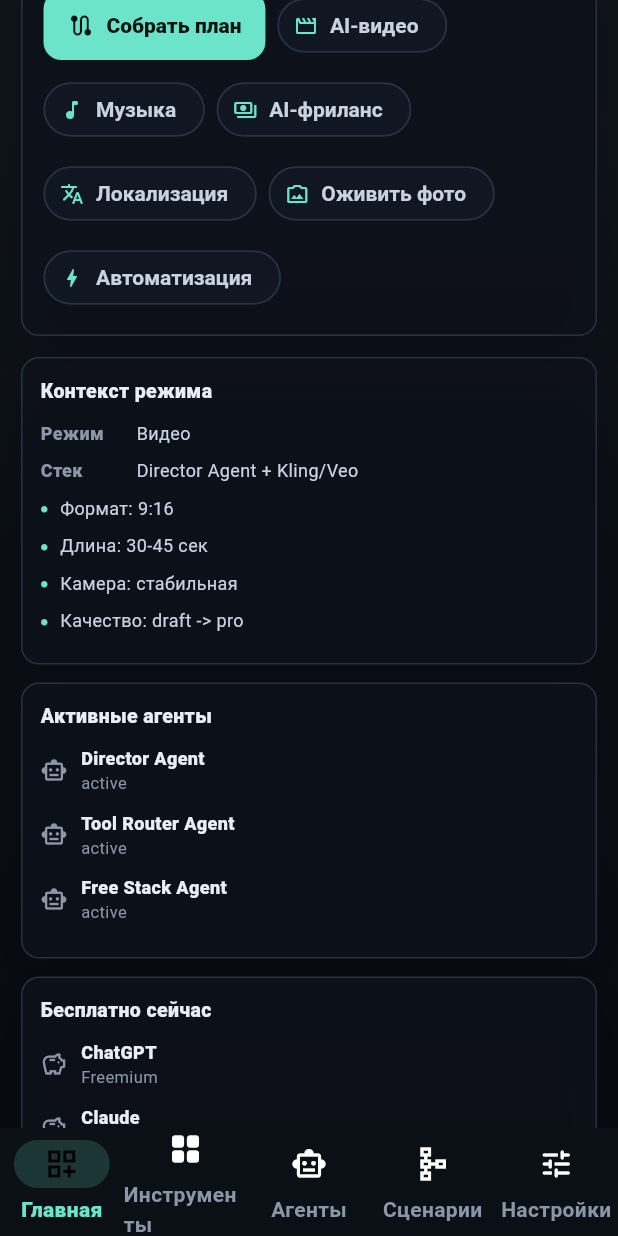
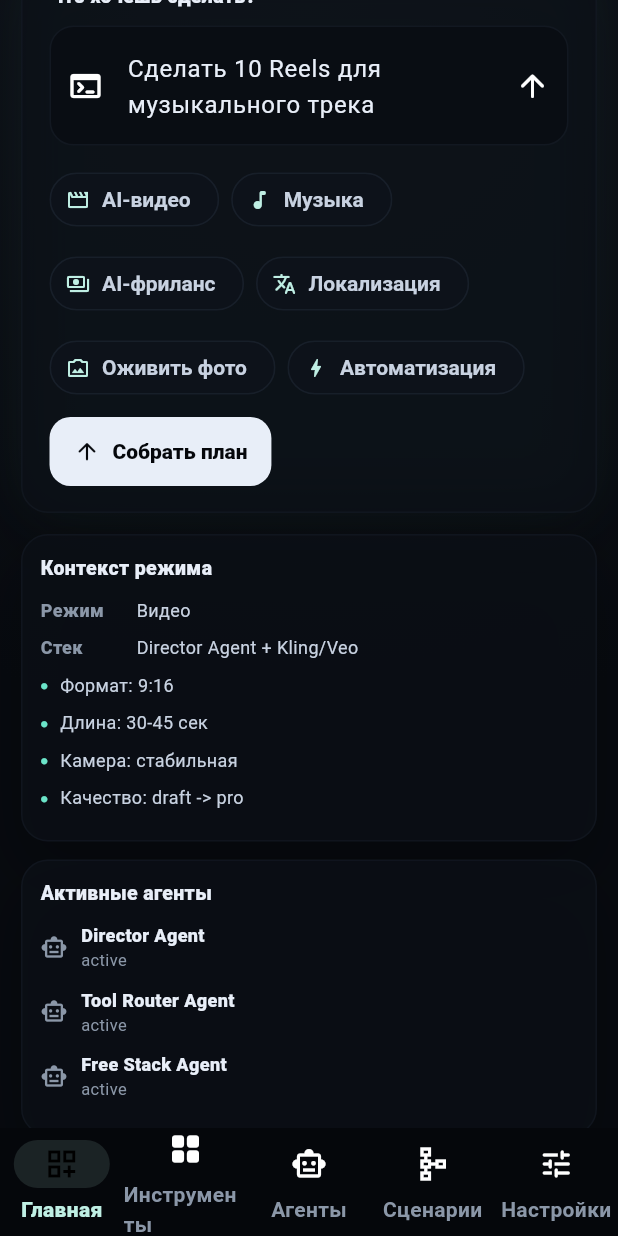
Before and after one commit to Ver-Dikt/ai_operator-os, a Flutter app: the screen it shows after launch, scrolled down 1152 dp, after a tap on "Собрать план", on a phone screen of 412 x 824 dp. Run offline on Flutter 3.47's test engine with Material 3 defaults, Android fonts, the phone set to English and light mode, and no system bars; our stand-ins replace shared_preferences; Roboto replaces fonts that are missing (Segoe UI).

Commit message:
Polish premium workstation visual UX

```diff
--- a/lib/src/screens/command_center_screen.dart
+++ b/lib/src/screens/command_center_screen.dart
@@ -12,41 +12,53 @@ import '../services/router_service.dart';
 import '../state/app_settings.dart';
 import '../widgets/chips/status_badge.dart';
 
-enum _WorkMode { video, design, audio, research, automation }
+enum _WorkMode { agents, video, design, audio, research, automation, toolkit }
 
 extension _WorkModeUi on _WorkMode {
   String get label {
     return switch (this) {
+      _WorkMode.agents => 'Агенты',
       _WorkMode.video => 'Видео',
       _WorkMode.design => 'Дизайн',
       _WorkMode.audio => 'Аудио',
-      _WorkMode.research => 'Research',
-      _WorkMode.automation => 'Automation',
+      _WorkMode.research => 'Исследование',
+      _WorkMode.automation => 'Автоматизация',
+      _WorkMode.toolkit => 'Тул-кит',
     };
   }
 
   IconData get icon {
     return switch (this) {
+      _WorkMode.agents => Icons.smart_toy_outlined,
       _WorkMode.video => Icons.movie_creation_outlined,
       _WorkMode.design => Icons.auto_awesome_mosaic_outlined,
       _WorkMode.audio => Icons.graphic_eq_rounded,
       _WorkMode.research => Icons.travel_explore_rounded,
       _WorkMode.automation => Icons.bolt_rounded,
+      _WorkMode.toolkit => Icons.grid_view_rounded,
     };
   }
 
   String get model {
     return switch (this) {
+      _WorkMode.agents => 'Tool Router + Agent Workforce',
       _WorkMode.video => 'Director Agent + Kling/Veo',
       _WorkMode.design => 'Prompt Engineer + Image stack',
       _WorkMode.audio => 'Music Promo + Voice stack',
       _WorkMode.research => 'Research Agent + Perplexity',
       _WorkMode.automation => 'Automation Agent + n8n',
+      _WorkMode.toolkit => 'AI Tools Database + Free stack',
     };
   }
 
   List<String> get settings {
     return switch (this) {
+      _WorkMode.agents => [
+        'Роль: operator crew',
+        'Запуск: mock',
+        'Handoff: позже',
+        'Контроль: человек',
+      ],
       _WorkMode.video => [
         'Формат: 9:16',
         'Длина: 30-45 сек',
@@ -76,6 +88,12 @@ extension _WorkModeUi on _WorkMode {
         'Инструменты: n8n/Make',
         'Проверка: вручную',
         'Логи: Phase 3',
+      ],
+      _WorkMode.toolkit => [
+        'Фильтр: task-first',
+        'Сравнение: free/pro/local',
+        'API: отмечать отдельно',
+        'Избранное: быстрое',
       ],
     };
   }
@@ -152,9 +170,9 @@ class _CommandCenterScreenState extends State<CommandCenterScreen> {
     return Scaffold(
       body: DecoratedBox(
         decoration: const BoxDecoration(
-          gradient: LinearGradient(
-            begin: Alignment.topCenter,
-            end: Alignment.bottomCenter,
+          gradient: RadialGradient(
+            center: Alignment.topCenter,
+            radius: 1.2,
             colors: [Color(0xFF10141C), Color(0xFF070A0F)],
           ),
         ),
@@ -289,24 +307,24 @@ class _SessionRail extends StatelessWidget {
   @override
   Widget build(BuildContext context) {
     return Container(
-      width: 264,
+      width: 238,
       decoration: const BoxDecoration(
-        color: Color(0xE6070A0F),
-        border: Border(right: BorderSide(color: Color(0xFF1E2734))),
+        color: Color(0xCC05070B),
+        border: Border(right: BorderSide(color: Color(0x661E2734))),
       ),
-      padding: const EdgeInsets.fromLTRB(14, 16, 14, 16),
+      padding: const EdgeInsets.fromLTRB(12, 14, 12, 14),
       child: Column(
         crossAxisAlignment: CrossAxisAlignment.start,
         children: [
           Row(
             children: [
               Container(
-                width: 34,
-                height: 34,
+                width: 32,
+                height: 32,
                 decoration: BoxDecoration(
-                  color: const Color(0xFF111827),
-                  border: Border.all(color: const Color(0xFF273346)),
-                  borderRadius: BorderRadius.circular(8),
+                  color: const Color(0xFF0D111A),
+                  border: Border.all(color: const Color(0x66273346)),
+                  borderRadius: BorderRadius.circular(9),
                 ),
                 child: const Icon(
                   Icons.blur_on_rounded,
@@ -336,10 +354,13 @@ class _SessionRail extends StatelessWidget {
             ],
           ),
           const SizedBox(height: 18),
-          FilledButton.icon(
+          SizedBox(
+            width: double.infinity,
+            child: FilledButton.icon(
               onPressed: () => onNavigate(AppDestination.projects),
               icon: const Icon(Icons.add_rounded),
               label: const Text('Новая сессия'),
+            ),
           ),
           const SizedBox(height: 18),
           const _RailTitle('Проекты'),
@@ -401,33 +422,113 @@ class _TopModeBar extends StatelessWidget {
     return Row(
       children: [
         const Expanded(
-          child: Text(
+          child: Column(
+            crossAxisAlignment: CrossAxisAlignment.start,
+            children: [
+              Text(
                 'AI Operator OS',
-            style: TextStyle(fontWeight: FontWeight.w900, fontSize: 16),
+                style: TextStyle(fontWeight: FontWeight.w900, fontSize: 15),
+              ),
+              Text(
+                'operator workspace',
+                style: TextStyle(color: Color(0xFF788394), fontSize: 11),
+              ),
+            ],
           ),
         ),
         Flexible(
           flex: 4,
+          child: Align(
+            alignment: Alignment.centerRight,
+            child: Container(
+              padding: const EdgeInsets.all(4),
+              decoration: BoxDecoration(
+                color: const Color(0x990B0F16),
+                border: Border.all(color: const Color(0x33263244)),
+                borderRadius: BorderRadius.circular(999),
+              ),
               child: SingleChildScrollView(
                 scrollDirection: Axis.horizontal,
                 reverse: true,
                 child: Row(
                   children: [
                     for (final item in _WorkMode.values)
-                  Padding(
-                    padding: const EdgeInsets.only(left: 8),
-                    child: ChoiceChip(
-                      avatar: Icon(item.icon, size: 16),
-                      label: Text(item.label),
+                      _ModePill(
+                        mode: item,
                         selected: mode == item,
-                      onSelected: (_) => onModeChanged(item),
+                        onTap: () => onModeChanged(item),
+                      ),
+                  ],
+                ),
+              ),
+            ),
+          ),
+        ),
+      ],
+    );
+  }
+}
+
+class _ModePill extends StatelessWidget {
+  const _ModePill({
+    required this.mode,
+    required this.selected,
+    required this.onTap,
+  });
+
+  final _WorkMode mode;
+  final bool selected;
+  final VoidCallback onTap;
+
+  @override
+  Widget build(BuildContext context) {
+    return Padding(
+      padding: const EdgeInsets.only(left: 2),
+      child: InkWell(
+        onTap: onTap,
+        borderRadius: BorderRadius.circular(999),
+        child: AnimatedContainer(
+          duration: const Duration(milliseconds: 160),
+          curve: Curves.easeOutCubic,
+          padding: const EdgeInsets.symmetric(horizontal: 12, vertical: 8),
+          decoration: BoxDecoration(
+            color: selected ? const Color(0xFF18212B) : Colors.transparent,
+            borderRadius: BorderRadius.circular(999),
+            boxShadow: selected
+                ? const [
+                    BoxShadow(
+                      color: Color(0x22000000),
+                      blurRadius: 16,
+                      offset: Offset(0, 8),
+                    ),
+                  ]
+                : null,
+          ),
+          child: Row(
+            mainAxisSize: MainAxisSize.min,
+            children: [
+              Icon(
+                mode.icon,
+                size: 15,
+                color: selected
+                    ? const Color(0xFFE8EEF8)
+                    : const Color(0xFF7F8A9A),
+              ),
+              const SizedBox(width: 6),
+              Text(
+                mode.label,
+                style: TextStyle(
+                  color: selected
+                      ? const Color(0xFFE8EEF8)
+                      : const Color(0xFF8B97A8),
+                  fontSize: 12,
+                  fontWeight: selected ? FontWeight.w900 : FontWeight.w700,
                 ),
               ),
             ],
           ),
         ),
       ),
-      ],
     );
   }
 }
@@ -455,8 +556,21 @@ class _CommandThread extends StatelessWidget {
         children: [
           Row(
             children: [
-              Icon(mode.icon, color: const Color(0xFF6BE4C9), size: 24),
-              const SizedBox(width: 10),
+              Container(
+                width: 42,
+                height: 42,
+                decoration: BoxDecoration(
+                  color: const Color(0xFF0F151E),
+                  border: Border.all(color: const Color(0x44263244)),
+                  borderRadius: BorderRadius.circular(12),
+                ),
+                child: Icon(
+                  mode.icon,
+                  color: const Color(0xFFBFEFE4),
+                  size: 22,
+                ),
+              ),
+              const SizedBox(width: 14),
               const Expanded(
                 child: Column(
                   crossAxisAlignment: CrossAxisAlignment.start,
@@ -465,24 +579,26 @@ class _CommandThread extends StatelessWidget {
                       'Рабочая сессия',
                       style: TextStyle(
                         fontWeight: FontWeight.w900,
-                        fontSize: 18,
+                        fontSize: 26,
+                        letterSpacing: 0,
                       ),
                     ),
+                    SizedBox(height: 5),
                     Text(
                       'Центральный command/chat поток. Инструменты и агенты подключаются к задаче.',
                       style: TextStyle(
                         color: Color(0xFF8B97A8),
-                        fontSize: 12,
-                        height: 1.35,
+                        fontSize: 14,
+                        height: 1.45,
                       ),
                     ),
                   ],
                 ),
               ),
-              const StatusBadge(label: 'mock mode'),
+              const StatusBadge(label: 'session active'),
             ],
           ),
-          const SizedBox(height: 20),
+          const SizedBox(height: 28),
           Align(
             alignment: Alignment.centerRight,
             child: _MessageBubble(
@@ -564,18 +680,27 @@ class _CommandComposer extends StatelessWidget {
   @override
   Widget build(BuildContext context) {
     return _WorkPanel(
-      padding: const EdgeInsets.fromLTRB(14, 12, 14, 14),
+      glow: true,
+      padding: const EdgeInsets.fromLTRB(18, 16, 18, 16),
       child: Column(
         crossAxisAlignment: CrossAxisAlignment.start,
         children: [
+          const Text(
+            'Что хочешь сделать?',
+            style: TextStyle(
+              color: Color(0xFFE8EEF8),
+              fontWeight: FontWeight.w900,
+              fontSize: 13,
+            ),
+          ),
+          const SizedBox(height: 10),
           TextField(
             controller: controller,
             minLines: 1,
             maxLines: 4,
             decoration: InputDecoration(
               prefixIcon: const Icon(Icons.terminal_rounded),
-              hintText:
-                  'Например: сделать 10 Reels для трека, найти AI-фриланс, оживить старые фото...',
+              hintText: 'Что хочешь сделать?',
               suffixIcon: IconButton(
                 tooltip: 'Собрать план',
                 onPressed: onSubmit,
@@ -584,22 +709,22 @@ class _CommandComposer extends StatelessWidget {
             ),
             onSubmitted: (_) => onSubmit(),
           ),
-          const SizedBox(height: 10),
+          const SizedBox(height: 12),
           Wrap(
             spacing: 8,
             runSpacing: 8,
             children: [
-              FilledButton.icon(
-                key: const ValueKey('build-plan-button'),
-                onPressed: onSubmit,
-                icon: const Icon(Icons.route_rounded),
-                label: const Text('Собрать план'),
-              ),
               for (final goal in goals)
                 ActionChip(
                   avatar: Icon(goal.icon, size: 16),
                   label: Text(goal.label),
                   onPressed: () => onGoal(goal.task),
+                ),
+              FilledButton.icon(
+                key: const ValueKey('build-plan-button'),
+                onPressed: onSubmit,
+                icon: const Icon(Icons.arrow_upward_rounded),
+                label: const Text('Собрать план'),
               ),
             ],
           ),
@@ -628,11 +753,11 @@ class _AssistantPlan extends StatelessWidget {
     return Container(
       key: const ValueKey('recommended-plan'),
       width: double.infinity,
-      padding: const EdgeInsets.all(16),
+      padding: const EdgeInsets.all(18),
       decoration: BoxDecoration(
-        color: const Color(0xFF0D111A),
-        border: Border.all(color: const Color(0xFF263244)),
-        borderRadius: BorderRadius.circular(10),
+        color: const Color(0xB80A0E14),
+        border: Border.all(color: const Color(0x30263244)),
+        borderRadius: BorderRadius.circular(16),
       ),
       child: Column(
         crossAxisAlignment: CrossAxisAlignment.start,
@@ -717,8 +842,8 @@ class _ContextPanel extends StatelessWidget {
     return Container(
       width: 306,
       decoration: const BoxDecoration(
-        color: Color(0xD8070A0F),
-        border: Border(left: BorderSide(color: Color(0xFF1E2734))),
+        color: Color(0xB805070B),
+        border: Border(left: BorderSide(color: Color(0x661E2734))),
       ),
       padding: const EdgeInsets.fromLTRB(14, 16, 14, 16),
       child: _ContextPanelContent(
@@ -824,24 +949,32 @@ class _WorkPanel extends StatelessWidget {
   const _WorkPanel({
     required this.child,
     this.padding = const EdgeInsets.all(16),
+    this.glow = false,
   });
 
   final Widget child;
   final EdgeInsetsGeometry padding;
+  final bool glow;
 
   @override
   Widget build(BuildContext context) {
     return Container(
       padding: padding,
       decoration: BoxDecoration(
-        color: const Color(0xD20D111A),
-        border: Border.all(color: const Color(0xFF263244)),
-        borderRadius: BorderRadius.circular(12),
-        boxShadow: const [
-          BoxShadow(
-            color: Color(0x30000000),
-            blurRadius: 34,
-            offset: Offset(0, 18),
+        color: const Color(0xC80B0F16),
+        border: Border.all(color: const Color(0x33263244)),
+        borderRadius: BorderRadius.circular(18),
+        boxShadow: [
+          const BoxShadow(
+            color: Color(0x42000000),
+            blurRadius: 38,
+            offset: Offset(0, 20),
+          ),
+          if (glow)
+            const BoxShadow(
+              color: Color(0x146BE4C9),
+              blurRadius: 30,
+              spreadRadius: -6,
             ),
         ],
       ),
@@ -1047,20 +1180,22 @@ class _RailItem extends StatelessWidget {
       padding: const EdgeInsets.only(bottom: 6),
       child: Material(
         color: selected ? const Color(0xFF111C22) : Colors.transparent,
-        borderRadius: BorderRadius.circular(8),
+        borderRadius: BorderRadius.circular(10),
         child: InkWell(
           onTap: onTap,
-          borderRadius: BorderRadius.circular(8),
-          child: Container(
+          borderRadius: BorderRadius.circular(10),
+          child: AnimatedContainer(
+            duration: const Duration(milliseconds: 140),
+            curve: Curves.easeOutCubic,
             padding: EdgeInsets.symmetric(
               horizontal: 10,
               vertical: dense ? 8 : 10,
             ),
             decoration: BoxDecoration(
               border: Border.all(
-                color: selected ? const Color(0xFF2A5D59) : Colors.transparent,
+                color: selected ? const Color(0x552A5D59) : Colors.transparent,
               ),
-              borderRadius: BorderRadius.circular(8),
+              borderRadius: BorderRadius.circular(10),
             ),
             child: Column(
               crossAxisAlignment: CrossAxisAlignment.start,
--- a/lib/src/theme/app_theme.dart
+++ b/lib/src/theme/app_theme.dart
@@ -2,11 +2,11 @@ import 'package:flutter/material.dart';
 
 class AppTheme {
   static ThemeData dark() {
-    const background = Color(0xFF090B10);
-    const surface = Color(0xFF121722);
-    const surfaceHigh = Color(0xFF18202D);
-    const border = Color(0xFF263244);
-    const primary = Color(0xFF6BE4C9);
+    const background = Color(0xFF05070B);
+    const surface = Color(0xFF0B0F16);
+    const surfaceHigh = Color(0xFF111821);
+    const border = Color(0xFF202936);
+    const primary = Color(0xFFBFEFE4);
 
     return ThemeData(
       useMaterial3: true,
@@ -28,8 +28,8 @@ class AppTheme {
         fontFamily: 'Segoe UI',
       ),
       navigationBarTheme: NavigationBarThemeData(
-        backgroundColor: const Color(0xEE0B0F16),
-        indicatorColor: primary.withValues(alpha: 0.18),
+        backgroundColor: const Color(0xF205070B),
+        indicatorColor: primary.withValues(alpha: 0.12),
         labelTextStyle: WidgetStateProperty.resolveWith(
           (states) => TextStyle(
             color: states.contains(WidgetState.selected)
@@ -51,25 +51,25 @@ class AppTheme {
       ),
       inputDecorationTheme: InputDecorationTheme(
         filled: true,
-        fillColor: const Color(0xFF0E131C),
-        hintStyle: const TextStyle(color: Color(0xFF7E8B9D)),
+        fillColor: const Color(0xFF090D13),
+        hintStyle: const TextStyle(color: Color(0xFF697384)),
         border: OutlineInputBorder(
-          borderRadius: BorderRadius.circular(14),
-          borderSide: const BorderSide(color: border),
+          borderRadius: BorderRadius.circular(16),
+          borderSide: const BorderSide(color: Color(0x66202936)),
         ),
         enabledBorder: OutlineInputBorder(
-          borderRadius: BorderRadius.circular(14),
-          borderSide: const BorderSide(color: border),
+          borderRadius: BorderRadius.circular(16),
+          borderSide: const BorderSide(color: Color(0x66202936)),
         ),
         focusedBorder: OutlineInputBorder(
-          borderRadius: BorderRadius.circular(14),
-          borderSide: const BorderSide(color: primary),
+          borderRadius: BorderRadius.circular(16),
+          borderSide: const BorderSide(color: Color(0x99BFEFE4)),
         ),
       ),
       chipTheme: ChipThemeData(
-        backgroundColor: const Color(0xFF101722),
-        selectedColor: primary.withValues(alpha: 0.16),
-        side: const BorderSide(color: border),
+        backgroundColor: const Color(0xFF0D121A),
+        selectedColor: primary.withValues(alpha: 0.10),
+        side: const BorderSide(color: Color(0x55202936)),
         labelStyle: const TextStyle(
           color: Color(0xFFC8D2E1),
           fontWeight: FontWeight.w600,
@@ -85,10 +85,10 @@ class AppTheme {
       ),
       filledButtonTheme: FilledButtonThemeData(
         style: FilledButton.styleFrom(
-          backgroundColor: primary,
-          foregroundColor: const Color(0xFF061311),
+          backgroundColor: const Color(0xFFE8EEF8),
+          foregroundColor: const Color(0xFF05070B),
           shape: RoundedRectangleBorder(
-            borderRadius: BorderRadius.circular(12),
+            borderRadius: BorderRadius.circular(14),
           ),
           padding: const EdgeInsets.symmetric(horizontal: 16, vertical: 14),
           textStyle: const TextStyle(fontWeight: FontWeight.w900),
@@ -97,9 +97,9 @@ class AppTheme {
       outlinedButtonTheme: OutlinedButtonThemeData(
         style: OutlinedButton.styleFrom(
           foregroundColor: const Color(0xFFE8EEF8),
-          side: const BorderSide(color: border),
+          side: const BorderSide(color: Color(0x66202936)),
           shape: RoundedRectangleBorder(
-            borderRadius: BorderRadius.circular(12),
+            borderRadius: BorderRadius.circular(14),
           ),
           padding: const EdgeInsets.symmetric(horizontal: 16, vertical: 14),
         ),
```
Lines whose indentation alone changed are shown as unchanged.
